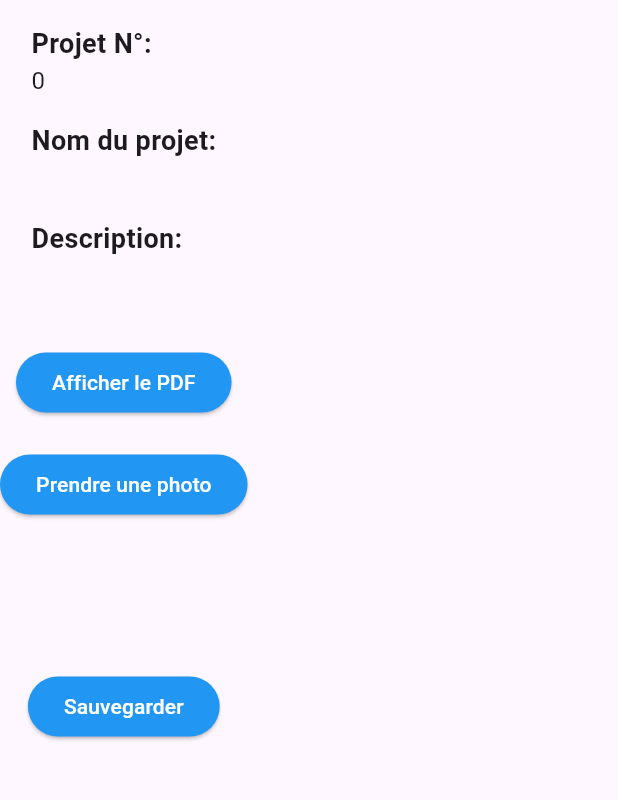
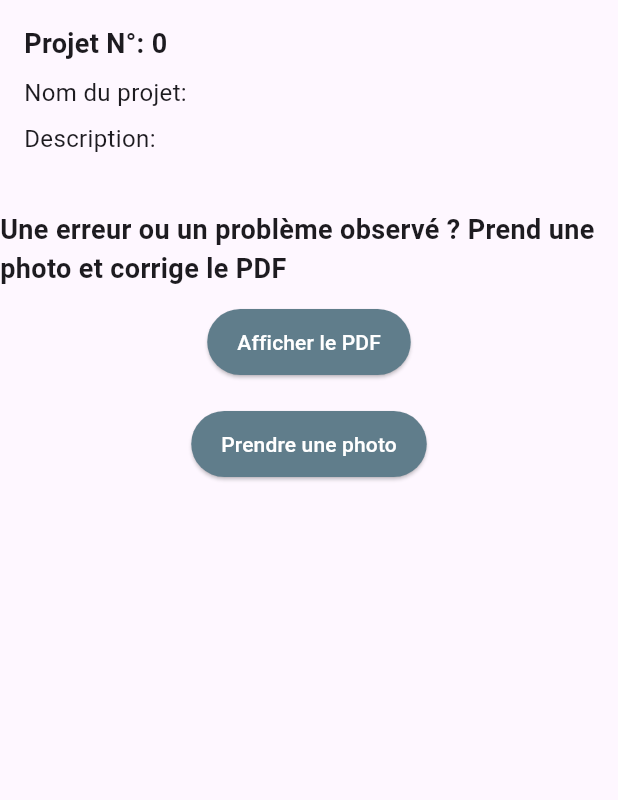
Before and after one commit to KerrianS/appMairie, a Flutter app: the ProjectDetailsScreen screen opened directly with empty values, on a phone screen of 412 x 824 dp, the part 84-884 px from its top. Run offline on Flutter 3.47's test engine with Material 3 defaults, Android fonts, the phone set to English and light mode, and no system bars; our stand-ins replace file_picker, image_picker, permission_handler; missing offline and left inert: syncfusion_flutter_pdf, syncfusion_flutter_pdfviewer.

Commit message:
backend photos et pdf

```diff
--- a/lib/services/projet_service.dart
+++ b/lib/services/projet_service.dart
@@ -5,7 +5,7 @@ import 'package:mairie_ipad/models/projet.dart';
 class ProjetService {
   Future<List<Projet>> getAllProjects() async {
     final response =
-        await http.get(Uri.parse('http://10.10.30.135:3000/projets'));
+        await http.get(Uri.parse('http://10.10.30.135:3333/projets'));
 
     if (response.statusCode == 200) {
       List jsonResponse = json.decode(response.body);
@@ -17,7 +17,7 @@ class ProjetService {
 
   Future<Projet> getProjectById(int projectId) async {
     final response =
-        await http.get(Uri.parse('http://10.10.30.135:3000/projet/$projectId'));
+        await http.get(Uri.parse('http://10.10.30.135:3333/projet/$projectId'));
 
     if (response.statusCode == 200) {
       List<dynamic> jsonResponse = json.decode(response.body);
--- a/lib/view/project_details.dart
+++ b/lib/view/project_details.dart
@@ -11,6 +11,7 @@ import 'package:file_picker/file_picker.dart';
 import 'package:image_picker/image_picker.dart';
 import 'package:path_provider/path_provider.dart';
 import 'package:path/path.dart' as path;
+import 'package:intl/intl.dart';
 
 class ProjectDetailsScreen extends StatefulWidget {
   final Projet projet;
@@ -41,6 +42,7 @@ class _ProjectDetailsScreenState extends State<ProjectDetailsScreen> {
           SingleChildScrollView(
             child: Column(
               mainAxisAlignment: MainAxisAlignment.center,
+              crossAxisAlignment: CrossAxisAlignment.start,
               children: [
                 Padding(
                   padding: const EdgeInsets.all(16.0),
@@ -48,38 +50,38 @@ class _ProjectDetailsScreenState extends State<ProjectDetailsScreen> {
                     crossAxisAlignment: CrossAxisAlignment.start,
                     children: [
                       Text(
-                        'Projet N°:',
+                        'Projet N°: ${widget.projet.numero}',
                         style: TextStyle(
-                            fontSize: 18.0, fontWeight: FontWeight.bold),
+                          fontSize: 18.0,
+                          fontWeight: FontWeight.bold,
                         ),
+                      ),
+                      SizedBox(height: 8.0),
                       Text(
-                        widget.projet.numero.toString(),
+                        'Nom du projet: ${widget.projet.nom}',
                         style: TextStyle(fontSize: 16.0),
                       ),
-                      SizedBox(height: 16.0),
+                      SizedBox(height: 8.0),
                       Text(
-                        'Nom du projet:',
-                        style: TextStyle(
-                            fontSize: 18.0, fontWeight: FontWeight.bold),
-                      ),
-                      Text(
-                        widget.projet.nom,
-                        style: TextStyle(fontSize: 16.0),
-                      ),
-                      SizedBox(height: 16.0),
-                      Text(
-                        'Description:',
-                        style: TextStyle(
-                            fontSize: 18.0, fontWeight: FontWeight.bold),
-                      ),
-                      Text(
-                        widget.projet.description,
+                        'Description: ${widget.projet.description}',
                         style: TextStyle(fontSize: 16.0),
                       ),
                     ],
                   ),
                 ),
                 SizedBox(height: 20.0),
+                Center(
+                  child: Column(
+                    mainAxisAlignment: MainAxisAlignment.center,
+                    children: [
+                      Text(
+                        'Une erreur ou un problème observé ? Prend une photo et corrige le PDF',
+                        style: TextStyle(
+                          fontSize: 18.0,
+                          fontWeight: FontWeight.bold,
+                        ),
+                      ),
+                      SizedBox(height: 12.0),
                       ElevatedButton(
                         onPressed: () async {
                           FilePickerResult? result =
@@ -93,7 +95,8 @@ class _ProjectDetailsScreenState extends State<ProjectDetailsScreen> {
                             Navigator.push(
                               context,
                               MaterialPageRoute(
-                          builder: (context) => AnnotationsPDF(pdfFile: file),
+                                builder: (context) =>
+                                    AnnotationsPDF(pdfFile: file),
                               ),
                             );
                           }
@@ -102,8 +105,12 @@ class _ProjectDetailsScreenState extends State<ProjectDetailsScreen> {
                           'Afficher le PDF',
                           style: TextStyle(color: Colors.white),
                         ),
-                  style: ButtonStyle(
-                    backgroundColor: MaterialStateProperty.all(Colors.blue),
+                        style: ElevatedButton.styleFrom(
+                          backgroundColor: Colors.blueGrey,
+                          padding: EdgeInsets.symmetric(
+                            horizontal: 20.0,
+                            vertical: 12.0,
+                          ),
                         ),
                       ),
                       SizedBox(height: 20.0),
@@ -111,8 +118,9 @@ class _ProjectDetailsScreenState extends State<ProjectDetailsScreen> {
                         onPressed: () async {
                           await _requestPermissions();
                           final ImagePicker _picker = ImagePicker();
-                    final XFile? image =
-                        await _picker.pickImage(source: ImageSource.camera);
+                          final XFile? image = await _picker.pickImage(
+                            source: ImageSource.camera,
+                          );
 
                           if (image != null) {
                             setState(() {
@@ -120,7 +128,9 @@ class _ProjectDetailsScreenState extends State<ProjectDetailsScreen> {
                             });
                           } else {
                             ScaffoldMessenger.of(context).showSnackBar(
-                        SnackBar(content: Text('Aucune image sélectionnée')),
+                              SnackBar(
+                                content: Text('Aucune image sélectionnée'),
+                              ),
                             );
                           }
                         },
@@ -128,33 +138,15 @@ class _ProjectDetailsScreenState extends State<ProjectDetailsScreen> {
                           'Prendre une photo',
                           style: TextStyle(color: Colors.white),
                         ),
-                  style: ButtonStyle(
-                    backgroundColor: MaterialStateProperty.all(Colors.blue),
+                        style: ElevatedButton.styleFrom(
+                          backgroundColor: Colors.blueGrey,
+                          padding: EdgeInsets.symmetric(
+                            horizontal: 20.0,
+                            vertical: 12.0,
                           ),
                         ),
-                SizedBox(height: 100.0),
-                ElevatedButton(
-                  onPressed: () async {
-                    if (_imageFile != null) {
-                      await _saveImage(_imageFile!);
-                      Navigator.push(
-                        context,
-                        MaterialPageRoute(
-                          builder: (context) => ProjectTaskScreen(),
                       ),
-                      );
-                    } else {
-                      ScaffoldMessenger.of(context).showSnackBar(
-                        SnackBar(content: Text('Aucune image à sauvegarder')),
-                      );
-                    }
-                  },
-                  child: Text(
-                    'Sauvegarder',
-                    style: TextStyle(color: Colors.white),
-                  ),
-                  style: ButtonStyle(
-                    backgroundColor: MaterialStateProperty.all(Colors.blue),
+                    ],
                   ),
                 ),
               ],
@@ -192,41 +184,4 @@ class _ProjectDetailsScreenState extends State<ProjectDetailsScreen> {
       );
     }
   }
-
-  Future<String> _getAppMairiePhotoPath() async {
-    final directory = await getDownloadsDirectory();
-    final downloadsPath = directory!.path;
-    return downloadsPath;
 }
-
-  Future<void> _saveImage(File image) async {
-    try {
-      // Vérifier les permissions
-      var status = await Permission.storage.status;
-      if (!status.isGranted) {
-        await Permission.storage.request();
-        status = await Permission.storage.status;
-      }
-
-      if (status.isGranted) {
-        final photoPath = await _getAppMairiePhotoPath();
-        final fileName = path.basename(image.path);
-        final newImagePath = path.join(photoPath, fileName);
-        await image.copy(newImagePath);
-
-        ScaffoldMessenger.of(context).showSnackBar(
-          SnackBar(content: Text('Image saved to $newImagePath')),
-        );
-      } else {
-        ScaffoldMessenger.of(context).showSnackBar(
-          SnackBar(content: Text('Permission de stockage non accordée')),
-        );
-      }
-    } catch (e) {
-      // Afficher un message d'erreur en cas d'échec de la sauvegarde
-      ScaffoldMessenger.of(context).showSnackBar(
-        SnackBar(content: Text('Error saving image: $e')),
-      );
-    }
-  }
-}
```
Also changed, not shown: lib/view/project_list.dart (+125 -97 lines), 5 other files. Lines whose indentation alone changed are shown as unchanged.
